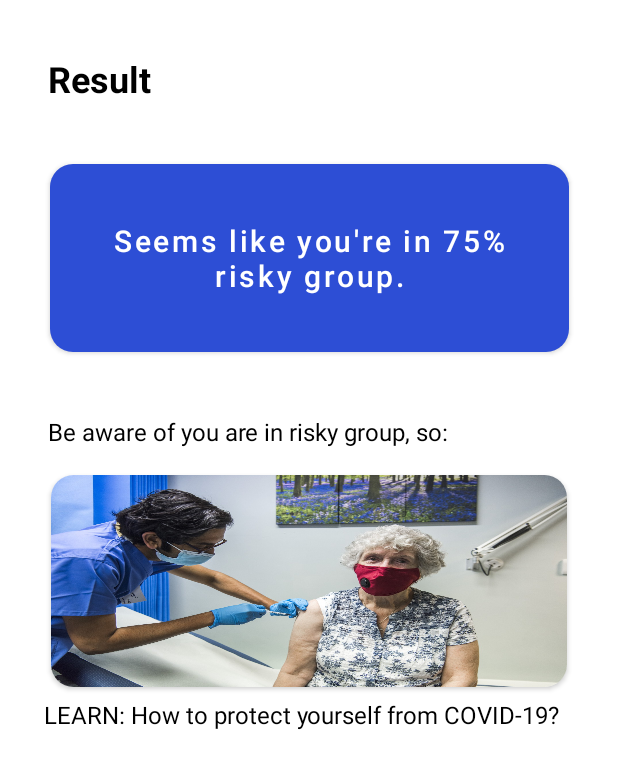
After one commit to hgsayim/Covid19Riskmeter, an Android app: the RiskmeterActivity screen opened directly, with no data from a screen before it, on a phone screen of 412 x 824 dp. The commit adds this screen. Shown: the top 769 px of the screen. Run offline under Robolectric (Android 15) with nearby library versions, the phone set to English and light mode, and no system bars.

Commit message:
added more activities

```diff
--- a/app/src/main/java/com/covid19riskmeter/HomeActivity.java
+++ b/app/src/main/java/com/covid19riskmeter/HomeActivity.java
@@ -18,4 +18,10 @@ public class HomeActivity extends AppCompatActivity {
         Intent i = new Intent(this,MapsActivity.class);
         startActivity(i);
     }
+    public void moveToArticlePage(View view){
+        // article = Db.find article title,image,description
+
+        Intent i = new Intent(this,ArticleActivity.class);
+        startActivity(i);
+    }
 }
--- /dev/null
+++ b/app/src/main/java/com/covid19riskmeter/RiskmeterActivity.java
@@ -0,0 +1,14 @@
+package com.covid19riskmeter;
+
+import androidx.appcompat.app.AppCompatActivity;
+
+import android.os.Bundle;
+
+public class RiskmeterActivity extends AppCompatActivity {
+
+    @Override
+    protected void onCreate(Bundle savedInstanceState) {
+        super.onCreate(savedInstanceState);
+        setContentView(R.layout.activity_riskmeter);
+    }
+}
--- a/app/src/main/res/layout/activity_home.xml
+++ b/app/src/main/res/layout/activity_home.xml
@@ -114,6 +114,7 @@
             android:layout_marginStart="0dp"
             android:layout_marginTop="0dp"
             android:layout_marginEnd="0dp"
+            android:onClick="moveToArticlePage"
             android:scaleType="fitXY"
             app:layout_constraintEnd_toEndOf="parent"
             app:layout_constraintStart_toStartOf="parent"
--- /dev/null
+++ b/app/src/main/res/layout/activity_riskmeter.xml
@@ -0,0 +1,91 @@
+<?xml version="1.0" encoding="utf-8"?>
+<androidx.constraintlayout.widget.ConstraintLayout xmlns:android="http://schemas.android.com/apk/res/android"
+    xmlns:app="http://schemas.android.com/apk/res-auto"
+    xmlns:tools="http://schemas.android.com/tools"
+    android:layout_width="match_parent"
+    android:layout_height="match_parent"
+    tools:context=".RiskmeterActivity">
+
+    <TextView
+        android:id="@+id/txtInfo10"
+        android:layout_width="354dp"
+        android:layout_height="36dp"
+        android:layout_marginStart="32dp"
+        android:layout_marginTop="7dp"
+        android:layout_marginEnd="32dp"
+        android:text="LEARN: How to protect yourself from COVID-19?"
+        android:textColor="?android:textColorPrimary"
+        android:textSize="16sp"
+        app:layout_constraintEnd_toEndOf="parent"
+        app:layout_constraintStart_toStartOf="parent"
+        app:layout_constraintTop_toBottomOf="@+id/cardView" />
+
+    <androidx.cardview.widget.CardView
+        android:id="@+id/cardView"
+        android:layout_width="344dp"
+        android:layout_height="141dp"
+        android:layout_marginStart="32dp"
+        android:layout_marginEnd="32dp"
+        app:cardCornerRadius="15dp"
+        app:layout_constraintEnd_toEndOf="parent"
+        app:layout_constraintStart_toStartOf="parent"
+        app:layout_constraintTop_toBottomOf="@+id/txtInfo9">
+
+        <ImageView
+            android:id="@+id/imageView"
+            android:layout_width="wrap_content"
+            android:layout_height="match_parent"
+            android:layout_marginStart="0dp"
+            android:layout_marginTop="0dp"
+            android:layout_marginEnd="0dp"
+            android:scaleType="fitXY"
+            app:layout_constraintEnd_toEndOf="parent"
+            app:layout_constraintStart_toStartOf="parent"
+            app:layout_constraintTop_toBottomOf="@+id/txtTitle8"
+            app:shapeAppearanceOverlay="@style/circleImageViewStyle"
+            app:srcCompat="@drawable/vaccination_image" />
+    </androidx.cardview.widget.CardView>
+
+    <TextView
+        android:id="@+id/txtInfo9"
+        android:layout_width="301dp"
+        android:layout_height="40dp"
+        android:layout_marginStart="32dp"
+        android:layout_marginTop="36dp"
+        android:text="Be aware of you are in risky group, so:"
+        android:textColor="?android:textColorPrimary"
+        android:textSize="16sp"
+        app:layout_constraintStart_toStartOf="parent"
+        app:layout_constraintTop_toBottomOf="@+id/btnContinue4" />
+
+    <TextView
+        android:id="@+id/txtTitle9"
+        android:layout_width="253dp"
+        android:layout_height="44dp"
+        android:layout_marginStart="32dp"
+        android:layout_marginTop="36dp"
+        android:text="Result"
+        android:textAlignment="textStart"
+        android:textColor="?android:textColorPrimary"
+        android:textSize="24sp"
+        android:textStyle="bold"
+        app:layout_constraintStart_toStartOf="parent"
+        app:layout_constraintTop_toTopOf="parent" />
+
+    <Button
+        android:id="@+id/btnContinue4"
+        android:layout_width="346dp"
+        android:layout_height="137dp"
+        android:layout_marginStart="29dp"
+        android:layout_marginTop="23dp"
+        android:layout_marginEnd="29dp"
+        android:focusable="false"
+        android:text="Seems like you're in 75% risky group."
+        android:textAllCaps="false"
+        android:textSize="20sp"
+        app:cornerRadius="15dp"
+        app:layout_constraintEnd_toEndOf="parent"
+        app:layout_constraintStart_toStartOf="parent"
+        app:layout_constraintTop_toBottomOf="@+id/txtTitle9"
+        tools:ignore="DuplicateSpeakableTextCheck" />
+</androidx.constraintlayout.widget.ConstraintLayout>
```
Also changed, not shown: app/src/main/AndroidManifest.xml (+12 -4 lines), app/src/main/java/com/covid19riskmeter/ArticleActivity.java (added, +14 -0 lines), app/src/main/java/com/covid19riskmeter/BlogActivity.java (added, +14 -0 lines), app/src/main/res/layout/activity_article.xml (added, +44 -0 lines), app/src/main/res/layout/activity_blog.xml (added, +9 -0 lines).
